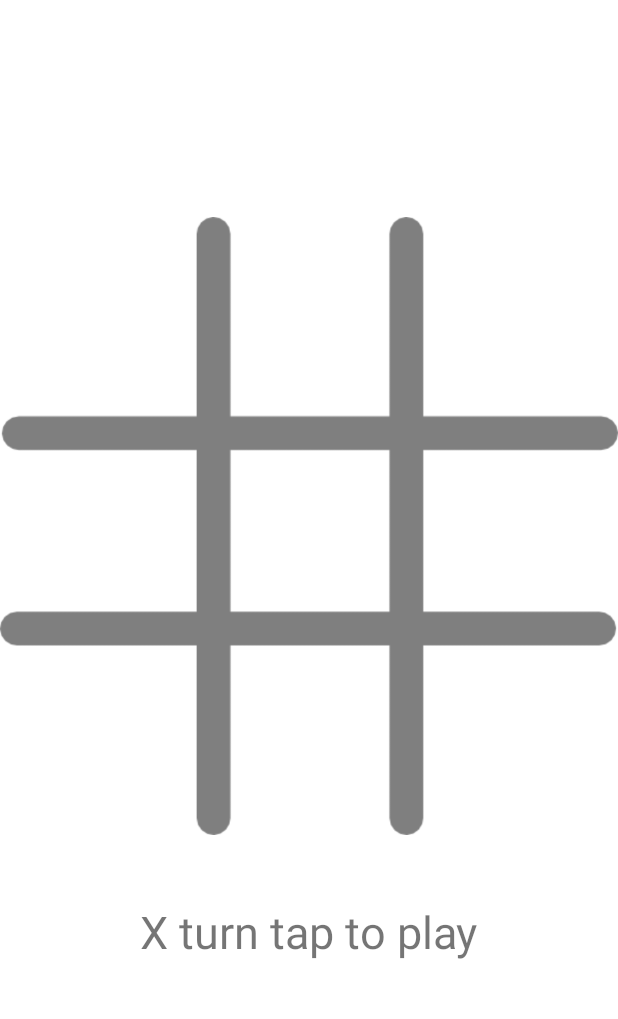
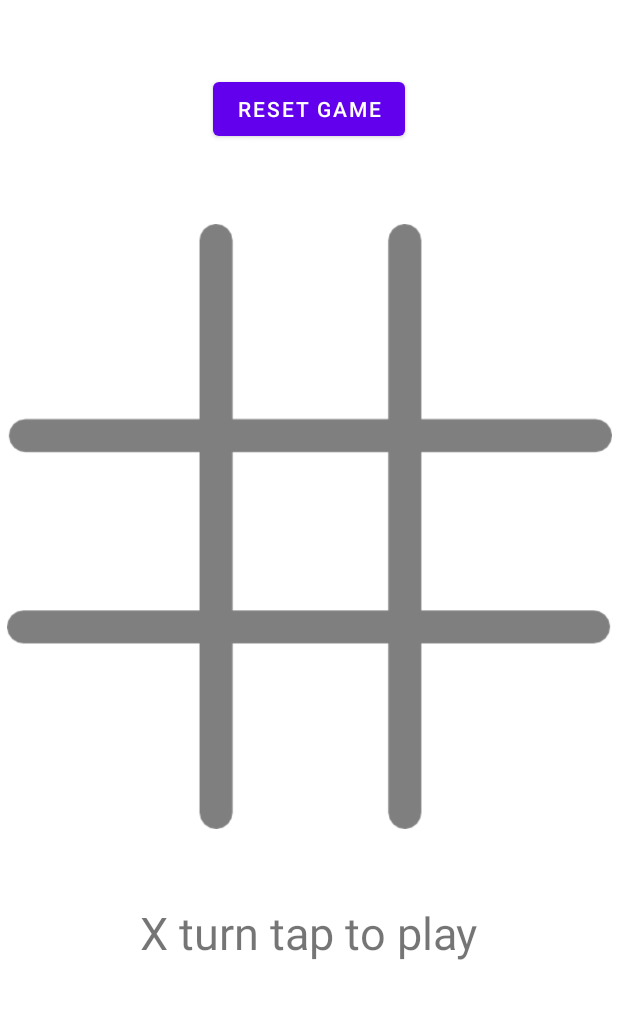
Before and after one commit to sagar-gohel/Tic-Tac-Toe, an Android app: the screen it shows after launch (MainActivity), on a phone screen of 412 x 824 dp, the part 184-1203 px from its top. Run offline under Robolectric (Android 15) with nearby library versions, the phone set to English and light mode, and no system bars.

Commit message:
Game for Fun

```diff
--- a/app/src/main/res/layout/activity_main.xml
+++ b/app/src/main/res/layout/activity_main.xml
@@ -23,8 +23,8 @@
 
     <ImageView
         android:id="@+id/imageView"
-        android:layout_width="wrap_content"
-        android:layout_height="wrap_content"
+        android:layout_width="403dp"
+        android:layout_height="426dp"
         android:contentDescription="@string/grid"
         app:layout_constraintBottom_toBottomOf="parent"
         app:layout_constraintEnd_toEndOf="parent"
@@ -158,4 +158,16 @@
         app:layout_constraintStart_toStartOf="parent"
         app:layout_constraintTop_toBottomOf="@+id/linearLayout" />
 
+    <Button
+        android:id="@+id/button"
+        android:layout_width="wrap_content"
+        android:layout_height="wrap_content"
+        android:onClick="directReset"
+        android:text="Reset Game"
+        app:layout_constraintBottom_toTopOf="@+id/linearLayout"
+        app:layout_constraintEnd_toEndOf="parent"
+        app:layout_constraintStart_toStartOf="parent"
+        app:layout_constraintTop_toBottomOf="@+id/textView"
+        app:layout_constraintVertical_bias="0.52" />
+
 </androidx.constraintlayout.widget.ConstraintLayout>
```
Also changed, not shown: app/src/main/java/com/example/shagiifirst/MainActivity.java (+14 -0 lines).
